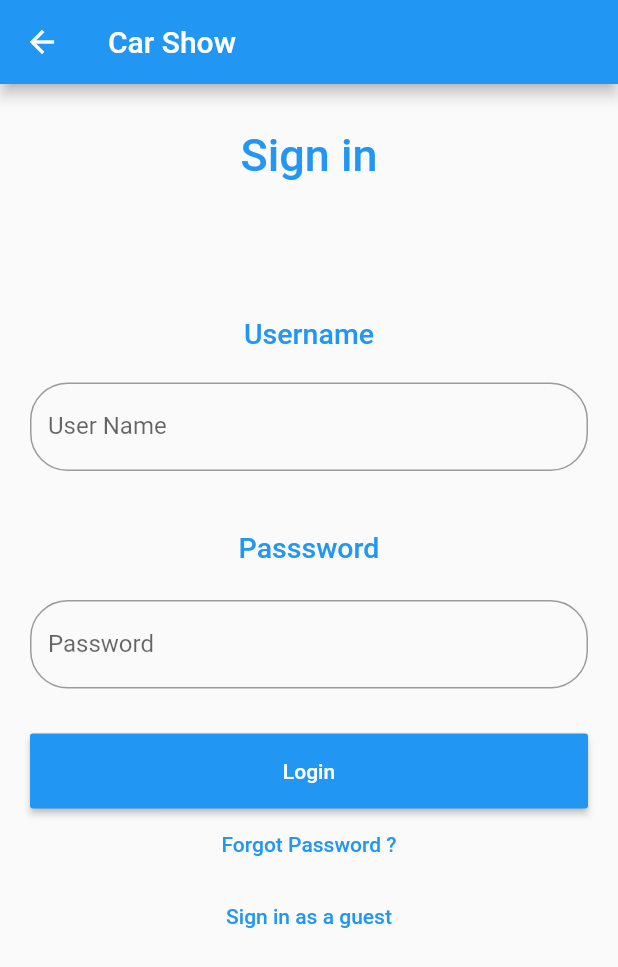
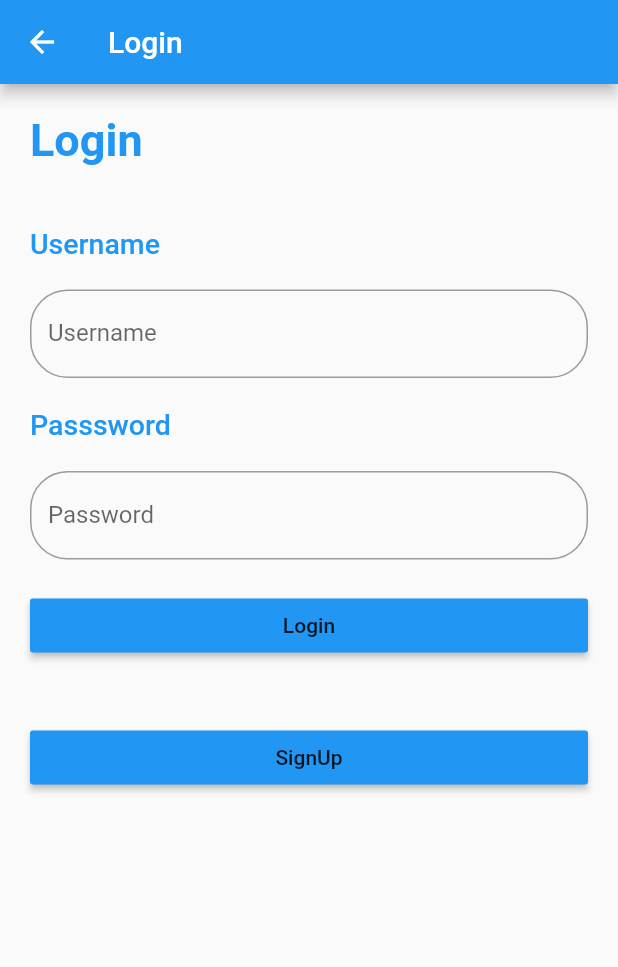
Before and after one commit to moyasserr/CarQR-Code-Mobile-Application, a Flutter app: the screen it shows after launch, after a tap on "Start Scanning", on a phone screen of 412 x 824 dp. Shown: the top 967 px of the screen. Run offline on Flutter 3.47's test engine with Material 2 defaults, Android fonts, the phone set to English and light mode, and no system bars; our stand-ins replace font_awesome_flutter, getflutter, google_fonts.

Commit message:
form validation

```diff
--- a/car_qr/lib/signin.dart
+++ b/car_qr/lib/signin.dart
@@ -1,39 +1,65 @@
 import 'package:flutter/material.dart';
+import 'package:car_qr/signup.dart';
 
-class Signin extends StatelessWidget {
+class FormValidation extends StatelessWidget {
   @override
   Widget build(BuildContext context) {
-    return Scaffold(
-        appBar: AppBar(
-          title: Text('Car Show'),
+    return new MaterialApp(
+      routes: {
+        '/signup': (context) => Signup(),
+      },
+      title: "Signin",
+      home: Signin(),
+    );
+  }
+}
+
+class Signin extends StatefulWidget {
+  @override
+  State<StatefulWidget> createState() {
+    // TODO: implement createState
+    return SigninState();
+  }
+}
+
+class SigninState extends State<Signin> {
+  final _formKey = GlobalKey<FormState>();
+  final _scaffoldKey = GlobalKey<ScaffoldState>();
+  String _username;
+  String _password;
+
+  @override
+  Widget build(BuildContext context) {
+    return new Scaffold(
+      key: _scaffoldKey,
+      appBar: new AppBar(title: new Text("Login")),
+      body: new Container(
+          padding: const EdgeInsets.all(20.0), child: formSetup(context)),
+    );
+  }
+
+  Widget formSetup(BuildContext context) {
+    return new Form(
+      key: _formKey,
+      child: new ListView(
+        children: <Widget>[
+          new Text(
+            'Login',
+            style: TextStyle(
+                color: Colors.blue, fontWeight: FontWeight.w700, fontSize: 30),
           ),
-        body: Padding(
-            padding: EdgeInsets.all(10),
-            child: ListView(
-              children: <Widget>[
-                Container(
-                    alignment: Alignment.center,
-                    padding: EdgeInsets.fromLTRB(10, 20, 10, 0),
-                    child: Text(
-                      'Sign in',
-                      style: TextStyle(
-                          color: Colors.blue,
-                          fontWeight: FontWeight.w500,
-                          fontSize: 30),
-                    )),
-                Container(
-                    alignment: Alignment.center,
-                    padding: EdgeInsets.fromLTRB(10, 90, 10, 20),
-                    child: Text(
+          new Padding(
+            padding: const EdgeInsets.only(top: 40.0),
+          ),
+          new Text(
             'Username',
             style: TextStyle(
-                          color: Colors.blue,
-                          fontWeight: FontWeight.w500,
-                          fontSize: 19),
-                    )),
-                Container(
-                  padding: EdgeInsets.fromLTRB(10, 2, 10, 20),
-                  child: TextField(
+                color: Colors.blue, fontWeight: FontWeight.w500, fontSize: 19),
+          ),
+          new Padding(
+            padding: const EdgeInsets.only(top: 20.0),
+          ),
+          new TextFormField(
             decoration: InputDecoration(
               border: OutlineInputBorder(
                 borderRadius: BorderRadius.circular(25),
@@ -42,24 +68,30 @@ class Signin extends StatelessWidget {
                   style: BorderStyle.none,
                 ),
               ),
-                      labelText: 'User Name',
+              labelText: 'Username',
             ),
+            validator: (val) {
+              if (val.length == 0)
+                return "Please enter Username";
+              else if (val.length < 3)
+                return "The username is too short";
+              else
+                return null;
+            },
+            onSaved: (val) => _username = val,
           ),
+          new Padding(
+            padding: const EdgeInsets.only(top: 20.0),
           ),
-                Container(
-                    alignment: Alignment.center,
-                    padding: EdgeInsets.fromLTRB(10, 20, 10, 20),
-                    child: Text(
+          new Text(
             'Passsword',
             style: TextStyle(
-                          color: Colors.blue,
-                          fontWeight: FontWeight.w500,
-                          fontSize: 19),
-                    )),
-                Container(
-                  padding: EdgeInsets.fromLTRB(10, 4, 10, 0),
-                  child: TextField(
-                    obscureText: true,
+                color: Colors.blue, fontWeight: FontWeight.w500, fontSize: 19),
+          ),
+          new Padding(
+            padding: const EdgeInsets.only(top: 20.0),
+          ),
+          new TextFormField(
             decoration: InputDecoration(
               border: OutlineInputBorder(
                 borderRadius: BorderRadius.circular(25),
@@ -70,32 +102,50 @@ class Signin extends StatelessWidget {
               ),
               labelText: 'Password',
             ),
+            obscureText: true,
+            validator: (val) {
+              if (val.length == 0)
+                return "Please enter password";
+              else if (val.length <= 5)
+                return "Your password should be more then 6 char long";
+              else
+                return null;
+            },
+            onSaved: (val) => _password = val,
           ),
+          new Padding(
+            padding: const EdgeInsets.only(top: 20.0),
           ),
-                Container(
-                    height: 80,
-                    padding: EdgeInsets.fromLTRB(10, 30, 10, 0),
-                    child: RaisedButton(
-                      textColor: Colors.white,
+          new RaisedButton(
+            child: new Text("Login"),
+            onPressed: () {
+              if (_formKey.currentState.validate()) {
+                _formKey.currentState.save();
+                _scaffoldKey.currentState.showSnackBar(new SnackBar(
+                  content: new Text(
+                      "Your username: $_username and Password: $_password"),
+                ));
+              }
+            },
             color: Colors.blue,
-                      child: Text('Login'),
-                      onPressed: () {},
-                    )),
-                FlatButton(
+            highlightColor: Colors.blueGrey,
+          ),
+          new Padding(
+            padding: const EdgeInsets.only(top: 40.0),
+          ),
+          new RaisedButton(
+            child: new Text("SignUp"),
             onPressed: () {
-                    //forgot password screen
+              Navigator.push(
+                context,
+                MaterialPageRoute(builder: (context) => Signup()),
+              );
             },
-                  textColor: Colors.blue,
-                  child: Text('Forgot Password ?'),
-                ),
-                FlatButton(
-                  onPressed: () {
-                    //forgot password screen
-                  },
-                  textColor: Colors.blue,
-                  child: Text('Sign in as a guest'),
+            color: Colors.blue,
+            highlightColor: Colors.blueGrey,
           ),
         ],
-            )));
+      ),
+    );
   }
 }
--- a/car_qr/pubspec.yaml
+++ b/car_qr/pubspec.yaml
@@ -21,6 +21,7 @@ environment:
   sdk: ">=2.7.0 <3.0.0"
 
 dependencies:
+
   flutter:
     sdk: flutter
 
@@ -29,6 +30,7 @@ dependencies:
   # The following adds the Cupertino Icons font to your application.
   # Use with the CupertinoIcons class for iOS style icons.
   cupertino_icons: ^1.0.0
+  getflutter: ^1.0.11
   google_fonts: ^0.2.0
   font_awesome_flutter: ^8.10.0
 
```
Also changed, not shown: car_qr/lib/signup.dart (added, +252 -0 lines), car_qr/lib/user_car_review.dart (+105 -73 lines). Lines whose indentation alone changed are shown as unchanged.
